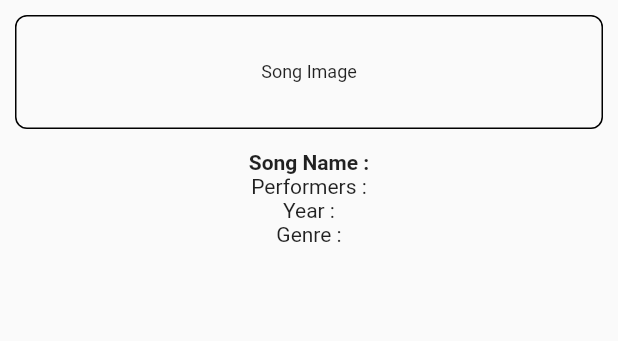
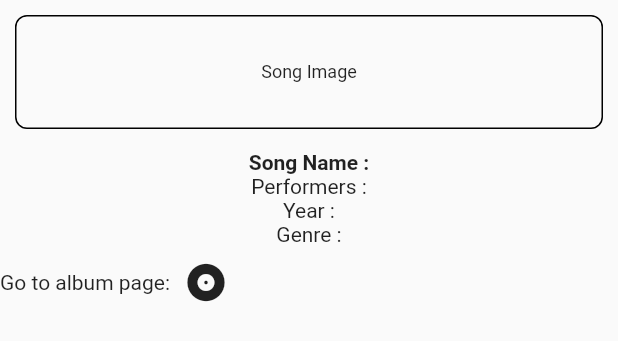
Before and after one commit to brezzan/SongRadar_mobile, a Flutter app: the SongCard widget shown alone on an empty page, opened directly with empty values, on a phone screen of 412 x 824 dp. Shown: the top 341 px of the screen. Run offline on Flutter 3.47's test engine with Material 2 defaults, Android fonts, the phone set to English and light mode, and no system bars; our stand-ins replace file_picker, sqflite; accounts and stored records are empty; network calls fail.

Commit message:
Link to album added

```diff
--- a/lib/songPage.dart
+++ b/lib/songPage.dart
@@ -218,6 +218,24 @@ Widget build(BuildContext context) {
             ],
           ),
         ),
+        Row(
+          children: [
+            Text(
+              'Go to album page:',
+              style: TextStyle(fontSize: 14, fontWeight: FontWeight.normal),
+            ),
+            IconButton(
+              icon: Icon(
+                Icons.album_rounded,
+                size: 30,
+              ),
+              onPressed: () {
+                Navigator.pushReplacementNamed(context, '/albumPage',
+                    arguments: {'albumId': songAlbum, 'userid': userid,'username':username});
+              },
+            ),
+          ],
+        )
        ],
       ),
      ],
```
